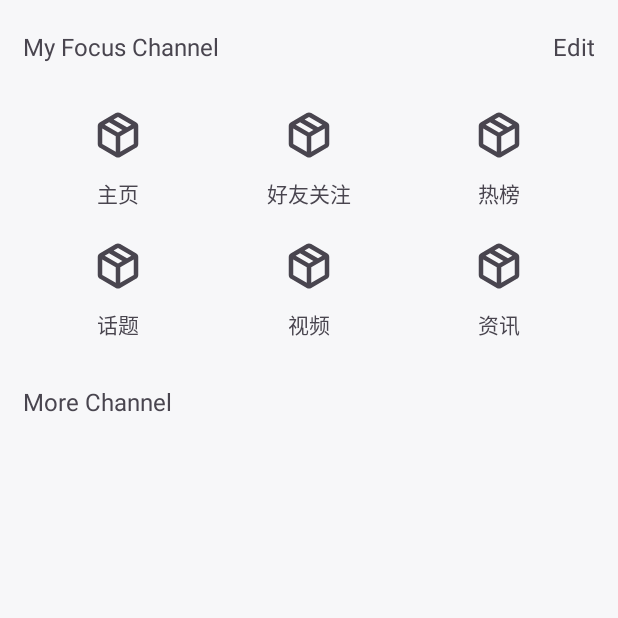
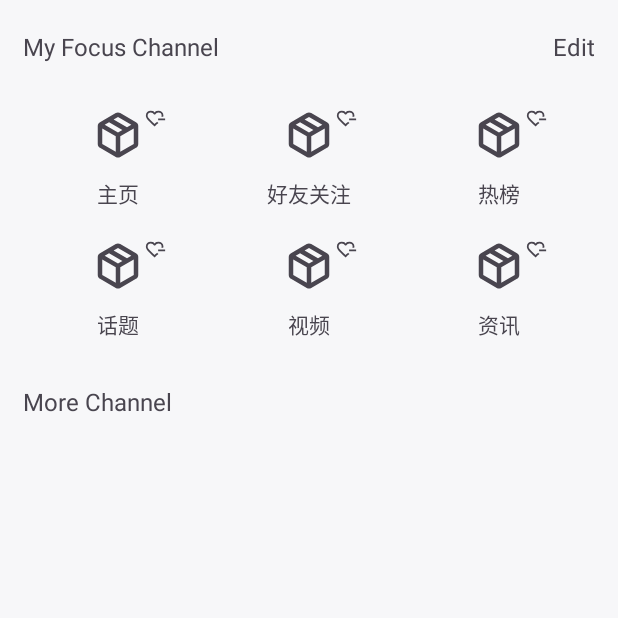
Before and after one commit to migu316/LinkYou, an Android app: the screen it shows after launch (MainActivity), after a tap on an icon or button, on a phone screen of 412 x 824 dp, the top half of it. Run offline under Robolectric (Android 15) with nearby library versions, the phone set to English and light mode, and no system bars; libraries missing offline, so code that uses them is left out: cn.leancloud, cn.leancloud.callback, cn.leancloud.session; pictures from the network do not load; 3 statements that could not run were skipped.

Commit message:
重构了频道数据封装传递

```diff
--- a/app/build.gradle.kts
+++ b/app/build.gradle.kts
@@ -1,6 +1,7 @@
 plugins {
     alias(libs.plugins.androidApplication)
     alias(libs.plugins.jetbrainsKotlinAndroid)
+    id("kotlin-parcelize")
 }
 
 android {
--- a/app/src/main/java/com/migu/android/linkyou/ui/MainActivity.kt
+++ b/app/src/main/java/com/migu/android/linkyou/ui/MainActivity.kt
@@ -16,8 +16,8 @@ import com.migu.android.linkyou.databinding.FragmentPrivacyPolicyPopUpBinding
 import com.migu.android.linkyou.databinding.FragmentUserAgreementBinding
 import com.migu.android.linkyou.ui.explore.ExploreFragment
 import com.migu.android.linkyou.ui.front.FrontFragment
-import com.migu.android.linkyou.ui.front.tagItem.TabItemCategoriesEnum
 import com.migu.android.linkyou.ui.front.tagItem.fragment.ChangeChannelFragment
+import com.migu.android.linkyou.ui.front.tagItem.model.ChannelData
 import com.migu.android.linkyou.ui.message.MessageFragment
 import com.migu.android.linkyou.ui.my.MyFragment
 import com.migu.android.linkyou.ui.util.AssetsUtils
@@ -259,8 +259,8 @@ class MainActivity : BaseActivity(), FrontFragment.Callbacks {
         fun getCount() = fragments.size
     }
 
-    override fun onClickChannelButton(map: LinkedHashMap<TabItemCategoriesEnum, String>) {
-        val fragment = ChangeChannelFragment.newInstance(map)
+    override fun onClickChannelButton(channelSet: LinkedHashSet<ChannelData>) {
+        val fragment = ChangeChannelFragment.newInstance(channelSet)
         val transaction = supportFragmentManager.beginTransaction().apply {
             setCustomAnimations(R.anim.slide_in_right, 0, 0, R.anim.slide_out_left)
         }
--- a/app/src/main/java/com/migu/android/linkyou/ui/front/FrontFragment.kt
+++ b/app/src/main/java/com/migu/android/linkyou/ui/front/FrontFragment.kt
@@ -11,6 +11,7 @@ import com.migu.android.linkyou.databinding.FragmentFrontBinding
 import com.migu.android.linkyou.ui.front.tagItem.TabItemCategoriesEnum
 import com.migu.android.linkyou.ui.util.TabItemControl
 import com.migu.android.linkyou.ui.front.tagItem.adapter.TabItemFragmentStateAdapter
+import com.migu.android.linkyou.ui.front.tagItem.model.ChannelData
 import com.migu.android.linkyou.ui.util.BarUtils
 
 private const val TAG = "FrontFragment"
@@ -23,7 +24,7 @@ class FrontFragment : Fragment() {
      * 托管活动所需接口，用于在添加频道时添加主页面
      */
     interface Callbacks {
-        fun onClickChannelButton(map: LinkedHashMap<TabItemCategoriesEnum, String>)
+        fun onClickChannelButton(channelSet: LinkedHashSet<ChannelData>)
     }
 
     // 使用懒加载委托来获取与该Fragment关联的布局绑定
@@ -51,10 +52,10 @@ class FrontFragment : Fragment() {
         BarUtils.offsetStatusBar(binding.root)
 
         // 从本地存储中获取TabItem的数据列表
-        val map = TabItemControl.getTabItemListForSP(requireContext(), TAG_ITEM)
+        val channelSet = TabItemControl.getTabItemListForSP(requireContext(), TAG_ITEM)
 
         // 初始化适配器
-        adapter = TabItemFragmentStateAdapter(requireActivity(), map)
+        adapter = TabItemFragmentStateAdapter(requireActivity(), channelSet)
 
         // 设置ViewPager2的保存状态为不可用
         binding.mainViewpager.isSaveEnabled = false
@@ -66,11 +67,11 @@ class FrontFragment : Fragment() {
 
         // 将TabLayout与ViewPager2关联，并设置选项卡的标题
         TabLayoutMediator(binding.tabLayout, binding.mainViewpager) { tab, position ->
-            tab.text = map.entries.elementAt(position).value
+            tab.text = channelSet.elementAt(position).channelName
         }.attach()
 
         binding.addFocusTopic.setOnClickListener {
-            callbacks?.onClickChannelButton(map)
+            callbacks?.onClickChannelButton(channelSet)
         }
 
         // 返回根视图
--- a/app/src/main/java/com/migu/android/linkyou/ui/front/tagItem/adapter/ChangeChannelAdapter.kt
+++ b/app/src/main/java/com/migu/android/linkyou/ui/front/tagItem/adapter/ChangeChannelAdapter.kt
@@ -7,8 +7,9 @@ import androidx.recyclerview.widget.RecyclerView
 import com.migu.android.linkyou.R
 import com.migu.android.linkyou.databinding.ChooseChannelItemBinding
 import com.migu.android.linkyou.ui.front.tagItem.TabItemCategoriesEnum
+import com.migu.android.linkyou.ui.front.tagItem.model.ChannelData
 
-class ChangeChannelAdapter(private val mapList: LinkedHashMap<TabItemCategoriesEnum, String>) :
+class ChangeChannelAdapter(private val channelSet: LinkedHashSet<ChannelData>) :
     RecyclerView.Adapter<ChangeChannelAdapter.ChannelViewHolder>() {
 
     override fun onCreateViewHolder(parent: ViewGroup, viewType: Int): ChannelViewHolder {
@@ -17,19 +18,19 @@ class ChangeChannelAdapter(private val mapList: LinkedHashMap<TabItemCategoriesE
         return ChannelViewHolder(binding)
     }
 
-    override fun getItemCount() = mapList.size
+    override fun getItemCount() = channelSet.size
 
     override fun onBindViewHolder(holder: ChannelViewHolder, position: Int) {
-        val entry = mapList.entries.elementAt(position)
-        holder.bind(entry.value)
+        val channelData = channelSet.elementAt(position)
+        holder.bind(channelData)
     }
 
-    inner class ChannelViewHolder(val binding: ChooseChannelItemBinding) :
+    inner class ChannelViewHolder(private val binding: ChooseChannelItemBinding) :
         RecyclerView.ViewHolder(binding.root), View.OnClickListener {
 
-        fun bind(name: String) {
-            binding.channelIcon.setImageResource(R.drawable.package_2_24px)
-            binding.channelName.text = name
+        fun bind(channelData: ChannelData) {
+            binding.channelIcon.setImageResource(channelData.channelIcon)
+            binding.channelName.text = channelData.channelName
         }
 
         override fun onClick(v: View?) {
--- a/app/src/main/java/com/migu/android/linkyou/ui/front/tagItem/adapter/TabItemFragmentStateAdapter.kt
+++ b/app/src/main/java/com/migu/android/linkyou/ui/front/tagItem/adapter/TabItemFragmentStateAdapter.kt
@@ -6,19 +6,38 @@ import androidx.viewpager2.adapter.FragmentStateAdapter
 import com.migu.android.linkyou.ui.front.tagItem.TabItemCategoriesEnum
 import com.migu.android.linkyou.ui.front.tagItem.fragment.FocusPageFragment
 import com.migu.android.linkyou.ui.front.tagItem.fragment.MainPageFragment
+import com.migu.android.linkyou.ui.front.tagItem.model.ChannelData
 
 private const val TAG = "TabItemFragmentStateAdapter"
+
+/**
+ * 用于在与选项卡项目相关的ViewPager2中管理片段的适配器。
+ *
+ * @param activity 承载此适配器的 FragmentActivity。
+ * @param channelSet 代表选项卡项目的 ChannelData 对象的集合。
+ */
 class TabItemFragmentStateAdapter(
     activity: FragmentActivity,
-    private val itemMap: LinkedHashMap<TabItemCategoriesEnum, String>
+    private val channelSet: LinkedHashSet<ChannelData>
 ) :
     FragmentStateAdapter(activity) {
-    override fun getItemCount() = itemMap.size
 
+    /**
+     * 返回适配器中的频道总数。
+     */
+    override fun getItemCount() = channelSet.size
+
+    /**
+     * 为给定位置创建一个新的片段。
+     *
+     * @param position 数据集中的项目位置。
+     * @return 与指定位置处的项目相对应的 Fragment。
+     */
     override fun createFragment(position: Int): Fragment {
 
-        // 根据position取出对应的enum，再根据enum去创建fragment
-        val tabItemCategoriesEnum = itemMap.entries.elementAt(position).key
+        // 根据位置检索相应的枚举，
+        // 然后根据枚举创建一个片段。
+        val tabItemCategoriesEnum = channelSet.elementAt(position).type
         return when (tabItemCategoriesEnum) {
             TabItemCategoriesEnum.MAIN_PAGE -> MainPageFragment()
             TabItemCategoriesEnum.FOCUS_PAGE -> FocusPageFragment()
--- a/app/src/main/java/com/migu/android/linkyou/ui/front/tagItem/fragment/ChangeChannelFragment.kt
+++ b/app/src/main/java/com/migu/android/linkyou/ui/front/tagItem/fragment/ChangeChannelFragment.kt
@@ -7,8 +7,8 @@ import android.view.ViewGroup
 import androidx.fragment.app.Fragment
 import androidx.recyclerview.widget.GridLayoutManager
 import com.migu.android.linkyou.databinding.FragmentChooseChannelBinding
-import com.migu.android.linkyou.ui.front.tagItem.TabItemCategoriesEnum
 import com.migu.android.linkyou.ui.front.tagItem.adapter.ChangeChannelAdapter
+import com.migu.android.linkyou.ui.front.tagItem.model.ChannelData
 import com.migu.android.linkyou.ui.util.BarUtils
 
 
@@ -17,11 +17,12 @@ private const val ARG_MAP_LIST = "arg_map_list"
 class ChangeChannelFragment : Fragment() {
 
     private lateinit var binding: FragmentChooseChannelBinding
-    private lateinit var mapList: LinkedHashMap<TabItemCategoriesEnum, String>
+    private lateinit var channelSet: LinkedHashSet<ChannelData>
     override fun onCreate(savedInstanceState: Bundle?) {
         super.onCreate(savedInstanceState)
-        mapList =
-            arguments?.getSerializable(ARG_MAP_LIST) as LinkedHashMap<TabItemCategoriesEnum, String>
+        val arrayListChannels =
+            arguments?.getParcelableArrayList<ChannelData>(ARG_MAP_LIST)!!
+        channelSet = LinkedHashSet(arrayListChannels)
     }
 
     override fun onCreateView(
@@ -38,7 +39,7 @@ class ChangeChannelFragment : Fragment() {
         super.onViewCreated(view, savedInstanceState)
         binding.myFocusChannelRecyclerView.apply {
             layoutManager = GridLayoutManager(requireContext(), 3)
-            adapter = ChangeChannelAdapter(mapList)
+            adapter = ChangeChannelAdapter(channelSet)
         }
         binding.noFocusChannelRecyclerView.apply {
             layoutManager = GridLayoutManager(requireContext(), 3)
@@ -46,9 +47,10 @@ class ChangeChannelFragment : Fragment() {
     }
 
     companion object {
-        fun newInstance(mapList: LinkedHashMap<TabItemCategoriesEnum, String>): ChangeChannelFragment {
+        fun newInstance(channelSet: LinkedHashSet<ChannelData>): ChangeChannelFragment {
+            val array = ArrayList<ChannelData>(channelSet)
             val args = Bundle().apply {
-                putSerializable(ARG_MAP_LIST, mapList)
+                putParcelableArrayList(ARG_MAP_LIST, array)
             }
             return ChangeChannelFragment().apply {
                 arguments = args
--- /dev/null
+++ b/app/src/main/java/com/migu/android/linkyou/ui/front/tagItem/model/ChannelData.kt
@@ -0,0 +1,13 @@
+package com.migu.android.linkyou.ui.front.tagItem.model
+
+import android.os.Parcelable
+import com.migu.android.linkyou.ui.front.tagItem.TabItemCategoriesEnum
+import kotlinx.parcelize.Parcelize
+
+
+@Parcelize
+data class ChannelData(
+    val type: TabItemCategoriesEnum,
+    val channelName: String,
+    val channelIcon: Int
+) : Parcelable
--- a/app/src/main/java/com/migu/android/linkyou/ui/util/TabItemControl.kt
+++ b/app/src/main/java/com/migu/android/linkyou/ui/util/TabItemControl.kt
@@ -3,7 +3,9 @@ package com.migu.android.linkyou.ui.util
 import android.content.Context
 import com.google.gson.Gson
 import com.google.gson.reflect.TypeToken
+import com.migu.android.linkyou.R
 import com.migu.android.linkyou.ui.front.tagItem.TabItemCategoriesEnum
+import com.migu.android.linkyou.ui.front.tagItem.model.ChannelData
 import com.migu.android.linkyou.ui.util.SharedPreferencesUtils.getSharedPreferencesByNameExecute
 import com.migu.android.linkyou.ui.util.SharedPreferencesUtils.getSharedPreferencesObjByName
 
@@ -14,8 +16,9 @@ private const val TAB_ITEM_LIST = "tab_item_list"
  */
 object TabItemControl {
 
-    // 保存标签项列表的 LinkedHashMap，使用 lateinit 延迟初始化
-    private lateinit var map: LinkedHashMap<TabItemCategoriesEnum, String>
+    // 保存标签项列表的 LinkedHashSet，使用 lateinit 延迟初始化
+//    private lateinit var map: LinkedHashMap<TabItemCategoriesEnum, String>
+    private lateinit var channelSet: LinkedHashSet<ChannelData>
 
     /**
      * 将标签项列表保存到 SharedPreferences 中。
@@ -26,10 +29,10 @@ object TabItemControl {
      */
     fun saveTabItemListToSP(context: Context, name: String, mode: Int = Context.MODE_PRIVATE) {
         // 将标签项列表转换为 JSON 字符串
-        val mapJson = Gson().toJson(map)
+        val channelMapJson = Gson().toJson(channelSet)
         // 存储 JSON 字符串到 SharedPreferences 中
-        context.getSharedPreferencesByNameExecute(name, mode) {
-            putString(TAB_ITEM_LIST, mapJson)
+        context.getSharedPreferencesByNameExecute(name,mode) {
+            putString(TAB_ITEM_LIST, channelMapJson)
         }
     }
 
@@ -46,30 +49,34 @@ object TabItemControl {
         context: Context,
         name: String,
         mode: Int = Context.MODE_PRIVATE
-    ): LinkedHashMap<TabItemCategoriesEnum, String> {
+    ): LinkedHashSet<ChannelData> {
         // 从 SharedPreferences 中获取标签项列表的 JSON 字符串
         context.getSharedPreferencesObjByName(name, mode).apply {
             val mapListString = getString(TAB_ITEM_LIST, "")
             if (mapListString?.isNotBlank() == true) {
-                // 如果 JSON 字符串不为空，则解析为 LinkedHashMap
+                // 如果 JSON 字符串不为空，则解析为 LinkedHashSet
                 val type =
-                    object : TypeToken<LinkedHashMap<TabItemCategoriesEnum, String>>() {}.type
-                map = Gson().fromJson(mapListString, type)
+                    object : TypeToken<LinkedHashSet<ChannelData>>() {}.type
+                channelSet = Gson().fromJson(mapListString, type)
             }
         }
 
         // 如果 map 未初始化，则创建一个默认列表并保存到 SharedPreferences 中
-        if (!TabItemControl::map.isInitialized) {
-            map = linkedMapOf()
-            map[TabItemCategoriesEnum.MAIN_PAGE] = "主页"
-            map[TabItemCategoriesEnum.FOCUS_PAGE] = "好友关注"
-            map[TabItemCategoriesEnum.HOT_LIST_PAGE] = "热榜"
-            map[TabItemCategoriesEnum.TOPIC_PAGE] = "话题"
-            map[TabItemCategoriesEnum.VIDEO_PAGE] = "视频"
-            map[TabItemCategoriesEnum.INFORMATION_PAGE] = "资讯"
+        if (!TabItemControl::channelSet.isInitialized) {
+            channelSet = linkedSetOf()
+            initChannel()
             saveTabItemListToSP(context, name, Context.MODE_PRIVATE)
         }
         // 返回获取到的标签项列表
-        return map
+        return channelSet
+    }
+
+    private fun initChannel() {
+        channelSet.add(ChannelData(TabItemCategoriesEnum.MAIN_PAGE, "主页", R.drawable.package_2_24px))
+        channelSet.add(ChannelData(TabItemCategoriesEnum.FOCUS_PAGE, "好友关注", R.drawable.package_2_24px))
+        channelSet.add(ChannelData(TabItemCategoriesEnum.HOT_LIST_PAGE, "热榜", R.drawable.package_2_24px))
+        channelSet.add(ChannelData(TabItemCategoriesEnum.TOPIC_PAGE, "话题", R.drawable.package_2_24px))
+        channelSet.add(ChannelData(TabItemCategoriesEnum.VIDEO_PAGE, "视频", R.drawable.package_2_24px))
+        channelSet.add(ChannelData(TabItemCategoriesEnum.INFORMATION_PAGE, "资讯", R.drawable.package_2_24px))
     }
 }
--- /dev/null
+++ b/app/src/main/res/drawable/heart_minus_24px.xml
@@ -0,0 +1,10 @@
+<vector xmlns:android="http://schemas.android.com/apk/res/android"
+    android:width="24dp"
+    android:height="24dp"
+    android:tint="?attr/colorControlNormal"
+    android:viewportWidth="960"
+    android:viewportHeight="960">
+    <path
+        android:fillColor="@android:color/white"
+        android:pathData="M440,459Q440,459 440,459Q440,459 440,459Q440,459 440,459Q440,459 440,459Q440,459 440,459Q440,459 440,459Q440,459 440,459Q440,459 440,459L440,459Q440,459 440,459Q440,459 440,459Q440,459 440,459Q440,459 440,459Q440,459 440,459Q440,459 440,459Q440,459 440,459Q440,459 440,459Q440,459 440,459Q440,459 440,459Q440,459 440,459Q440,459 440,459ZM440,840L313,726Q241,661 189.5,610Q138,559 104.5,514Q71,469 55.5,427Q40,385 40,339Q40,245 103,182.5Q166,120 260,120Q312,120 359,142Q406,164 440,204Q474,164 521,142Q568,120 620,120Q704,120 773,179Q842,238 842,339Q842,353 840,368.5Q838,384 834,400Q834,400 820.5,400Q807,400 791.5,400Q776,400 762.5,400Q749,400 749,400Q754,382 757,366Q760,350 760,336Q760,261 710,230.5Q660,200 620,200Q569,200 532,227.5Q495,255 463,300L417,300Q386,255 346.5,227.5Q307,200 260,200Q203,200 161.5,239.5Q120,279 120,339Q120,372 134,406Q148,440 184,484.5Q220,529 282,588.5Q344,648 440,732Q466,709 501,679Q536,649 557,629Q557,629 566,638Q575,647 585.5,657.5Q596,668 605,677Q614,686 614,686Q592,706 558,735.5Q524,765 498,788L440,840ZM600,560L600,480L920,480L920,560L600,560Z" />
+</vector>
--- a/app/src/main/res/layout/choose_channel_item.xml
+++ b/app/src/main/res/layout/choose_channel_item.xml
@@ -1,5 +1,6 @@
 <?xml version="1.0" encoding="utf-8"?>
 <RelativeLayout xmlns:android="http://schemas.android.com/apk/res/android"
+    xmlns:tools="http://schemas.android.com/tools"
     android:layout_width="match_parent"
     android:layout_height="wrap_content"
     android:layout_gravity="center"
@@ -11,6 +12,17 @@
         android:layout_height="36dp"
         android:layout_centerHorizontal="true"
         android:src="@drawable/package_2_24px" />
+
+    <ImageView
+        android:id="@+id/remove_channel"
+        android:layout_width="14dp"
+        android:layout_height="14dp"
+        android:layout_centerHorizontal="true"
+        android:visibility="visible"
+        tools:visibility="visible"
+        android:layout_toEndOf="@id/channel_icon"
+        android:src="@drawable/heart_minus_24px" />
+
 
     <com.google.android.material.textview.MaterialTextView
         android:id="@+id/channel_name"
--- a/gradle/libs.versions.toml
+++ b/gradle/libs.versions.toml
@@ -30,7 +30,7 @@ rxJava2 = { group = "io.reactivex.rxjava2", name = "rxandroid", version.ref = "r
 leancloud-mixpush = { group = "cn.leancloud", name = "mixpush-android", version.ref = "mixpush" }
 splashscreen = { group = "androidx.core", name = "core-splashscreen", version.ref = "splashscreen" }
 viewmodel-lifecycle = { group = "androidx.lifecycle", name = "lifecycle-viewmodel-ktx", version.ref = "viewmodel-lifecycle" }
-glide = {group = "com.github.bumptech.glide", name = "glide", version.ref = "glide"}
+glide = { group = "com.github.bumptech.glide", name = "glide", version.ref = "glide" }
 
 [plugins]
 androidApplication = { id = "com.android.application", version.ref = "agp" }
```
